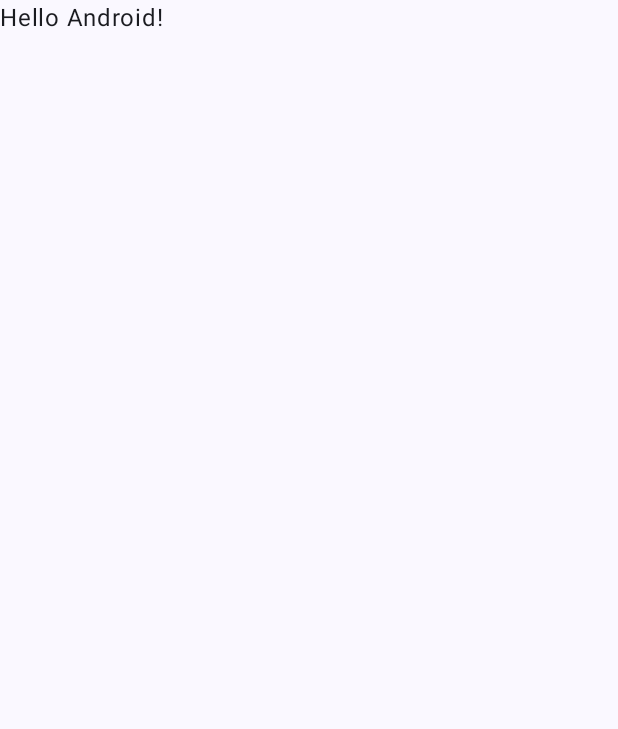
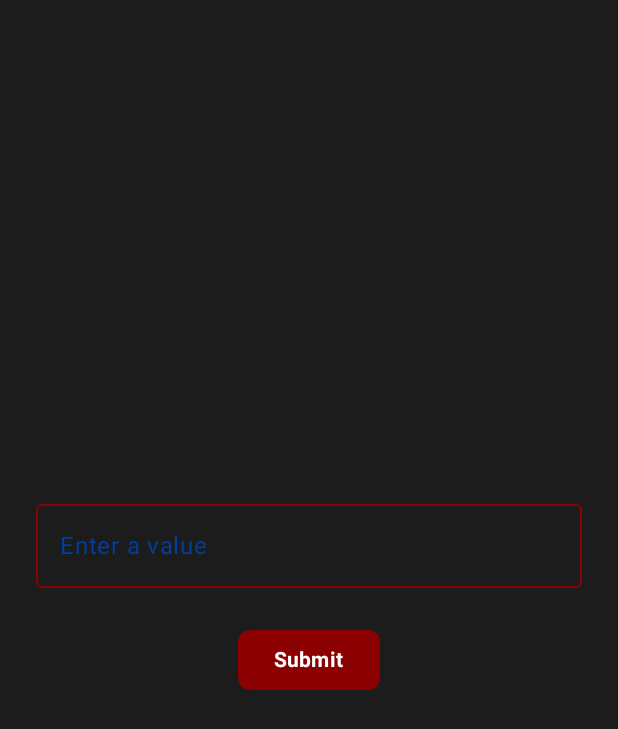
Before and after one commit to m-icha-l/BMI_aplication_v1, an Android app built with Jetpack Compose: the screen it shows after launch (MainActivity), on a phone screen of 412 x 824 dp. Before the commit the part shown is almost empty. Shown: the top 729 px of the screen. Run offline under Robolectric (Android 15) with nearby library versions, the phone set to English and light mode, and no system bars.

Commit message:
UI_designe
I researched UI design and how to implement it. This is my first try in making an somewhat decent looking UI

```diff
--- a/app/src/main/java/com/example/bmi_aplication/MainActivity.kt
+++ b/app/src/main/java/com/example/bmi_aplication/MainActivity.kt
@@ -1,46 +1,124 @@
 package com.example.bmi_aplication
+
 import android.os.Bundle
 import androidx.activity.ComponentActivity
 import androidx.activity.compose.setContent
 import androidx.activity.enableEdgeToEdge
-import androidx.compose.foundation.layout.fillMaxSize
-import androidx.compose.foundation.layout.padding
-import androidx.compose.material3.Scaffold
-import androidx.compose.material3.Text
+import androidx.compose.foundation.layout.*
+import androidx.compose.foundation.shape.RoundedCornerShape
+import androidx.compose.material3.*
 import androidx.compose.runtime.Composable
+import androidx.compose.runtime.mutableStateOf
+import androidx.compose.runtime.remember
 import androidx.compose.ui.Modifier
+import androidx.compose.ui.graphics.Color
+import androidx.compose.ui.text.font.FontWeight
 import androidx.compose.ui.tooling.preview.Preview
-import com.example.bmi_aplication.ui.theme.BMI_aplicationTheme
+import androidx.compose.ui.unit.dp
+import androidx.compose.ui.unit.sp
+
+import androidx.compose.foundation.background
+import androidx.compose.ui.Alignment
+import androidx.compose.material3.darkColorScheme
+
+
 
 class MainActivity : ComponentActivity() {
     override fun onCreate(savedInstanceState: Bundle?) {
         super.onCreate(savedInstanceState)
         enableEdgeToEdge()
         setContent {
-            BMI_aplicationTheme {
+            MinimalisticAppTheme {
                 Scaffold(modifier = Modifier.fillMaxSize()) { innerPadding ->
-                    Greeting(
-                        name = "Android",
-                        modifier = Modifier.padding(innerPadding)
-                    )
+                    MainContent(modifier = Modifier.padding(innerPadding))
                 }
             }
         }
     }
 }
 
+// Custom Theme Colors
+private val DarkBlue = Color(0xFF003F9F)
+private val DarkRed = Color(0xFF8B0000)
+private val GrayishBlack = Color(0xFF1C1C1C)
+
+// Main Content
+@OptIn(ExperimentalMaterial3Api::class)
 @Composable
-fun Greeting(name: String, modifier: Modifier = Modifier) {
-    Text(
-        text = "Hello $name!",
+fun MainContent(modifier: Modifier = Modifier) {
+    val input = remember { mutableStateOf("") }
+    val output = remember { mutableStateOf("") }
+
+    Column(
         modifier = modifier
+            .fillMaxSize()
+            .padding(16.dp)
+            .background(GrayishBlack),
+        verticalArrangement = Arrangement.Center,
+        horizontalAlignment = Alignment.CenterHorizontally
+    ) {
+        // Input Field
+        OutlinedTextField(
+            value = input.value,
+            onValueChange = { input.value = it },
+            label = { Text("Enter a value", color = DarkBlue) },
+            modifier = Modifier
+                .fillMaxWidth()
+                .padding(8.dp),
+            colors = TextFieldDefaults.outlinedTextFieldColors(
+                focusedBorderColor = DarkBlue,
+                unfocusedBorderColor = DarkRed,
+                cursorColor = DarkBlue,
+                focusedLabelColor = DarkBlue,
+                unfocusedLabelColor = DarkRed
+                // Text color comes from the default theme, override globally if needed
+            )
+        )
+
+
+
+        // Button
+        Button(
+            onClick = { output.value = "You entered: ${input.value}" },
+            colors = ButtonDefaults.buttonColors(containerColor = DarkRed),
+            shape = RoundedCornerShape(8.dp),
+            modifier = Modifier.padding(top = 16.dp)
+        ) {
+            Text("Submit", color = Color.White, fontWeight = FontWeight.Bold)
+        }
+
+        // Output Text
+        Text(
+            text = output.value,
+            color = Color.White,
+            fontSize = 18.sp,
+            fontWeight = FontWeight.Medium,
+            modifier = Modifier.padding(top = 16.dp)
+        )
+    }
+}
+
+// Minimalistic App Theme
+@Composable
+fun MinimalisticAppTheme(content: @Composable () -> Unit) {
+    MaterialTheme(
+        colorScheme = darkColorScheme(
+            primary = DarkBlue,
+            secondary = DarkRed,
+            background = GrayishBlack,
+            onBackground = Color.White,
+            onPrimary = Color.White
+        ),
+        typography = Typography(),
+        content = content
     )
+
 }
 
 @Preview(showBackground = true)
 @Composable
-fun GreetingPreview() {
-    BMI_aplicationTheme {
-        Greeting("Android")
+fun PreviewMainContent() {
+    MinimalisticAppTheme {
+        MainContent()
     }
 }
```
